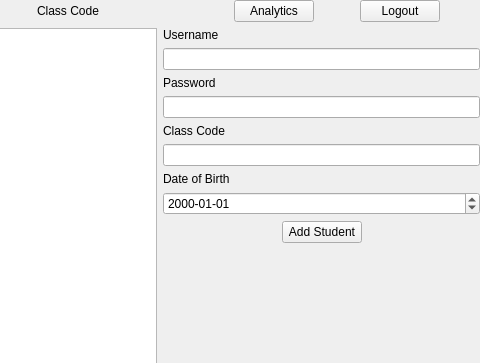
First picture: the form in Client/teachwin.ui, repository DatabasesWorks/Stacked_EducationalPlatform, before the edit; both pictures show x 160 to 640 and y 0 to 363 of the 640 by 480 pixel window.
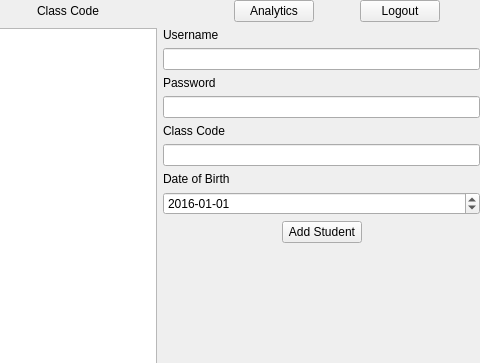
Second picture: the form after the edit.

Commit message: Preset Date change

```diff
--- a/Client/teachwin.ui
+++ b/Client/teachwin.ui
@@ -137,7 +137,7 @@
            </property>
            <property name="date">
             <date>
-             <year>2000</year>
+             <year>2016</year>
              <month>1</month>
              <day>1</day>
             </date>
```
